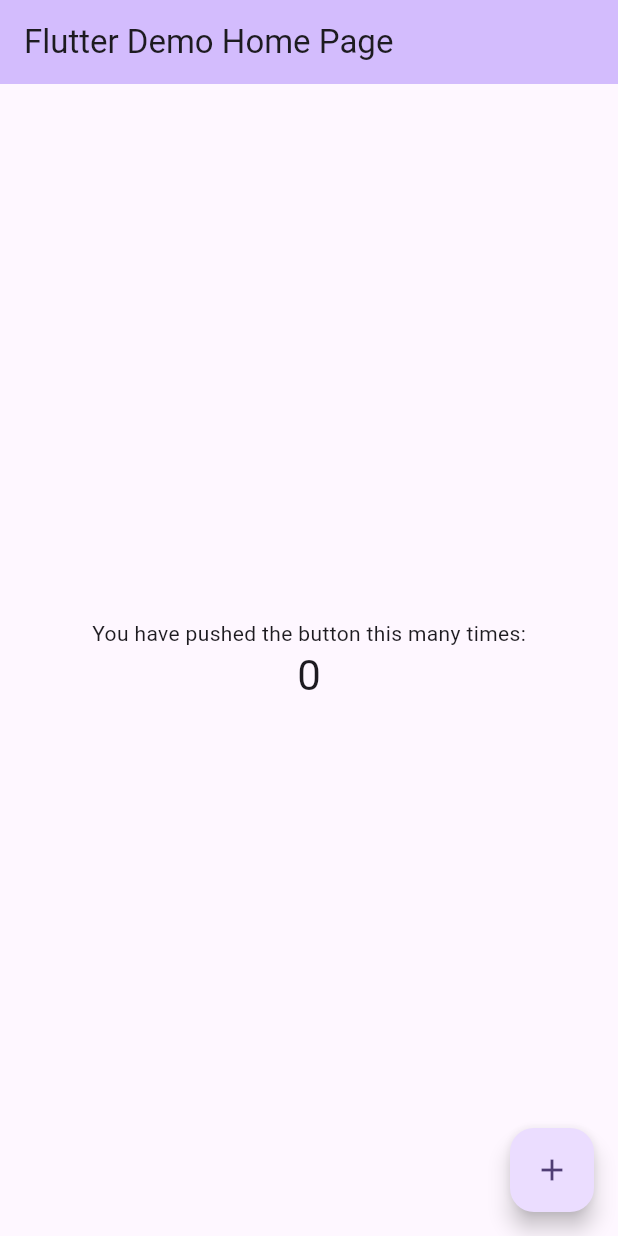
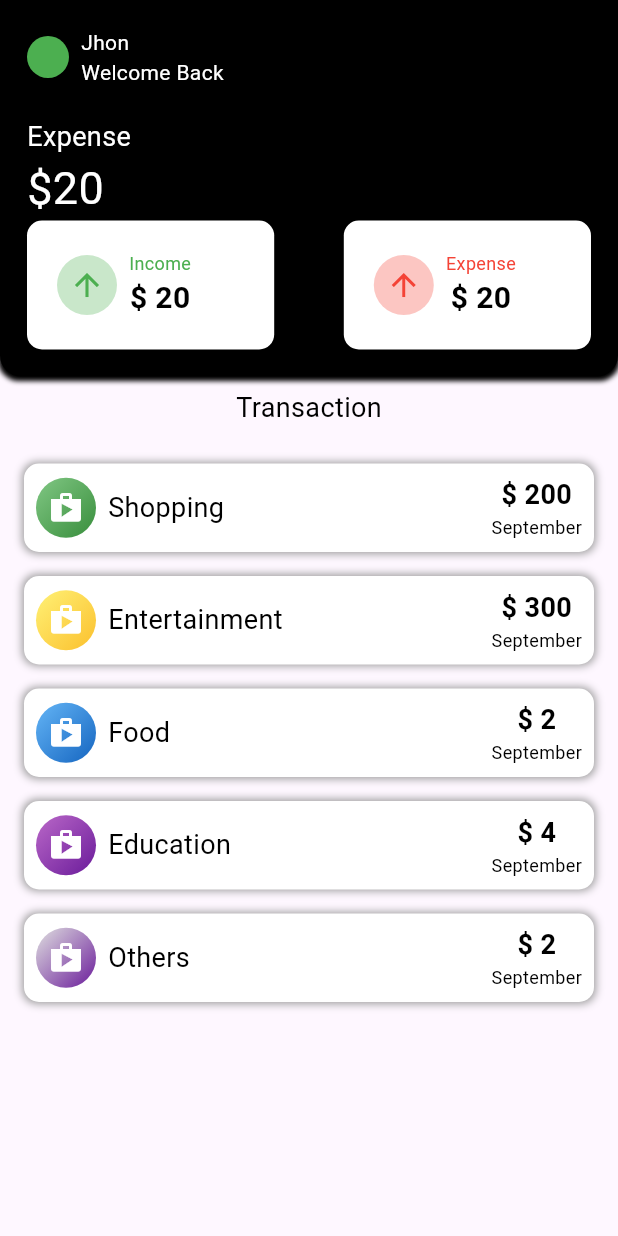
Before and after one commit to salim2468/flutter_animation-project-name, a Flutter app: the screen it shows after launch, on a phone screen of 412 x 824 dp. Run offline on Flutter 3.47's test engine with Material 2 defaults, Android fonts, the phone set to English and light mode, and no system bars.

```diff
--- /dev/null
+++ b/lib/common/text.dart
@@ -0,0 +1,33 @@
+import 'package:flutter/material.dart';
+
+class CustomText extends StatelessWidget {
+  final String text;
+  final Function()? onPressed;
+  final double? fontSize;
+  final FontWeight? fontWeight;
+  final Color? color;
+
+  const CustomText({
+    required this.text,
+    this.onPressed,
+    this.fontSize,
+    this.fontWeight,
+    this.color,
+    super.key,
+  });
+
+  @override
+  Widget build(BuildContext context) {
+    return InkWell(
+      onTap: onPressed,
+      child: Text(
+        text,
+        style: TextStyle(
+          fontSize: fontSize ?? 18,
+          fontWeight: fontWeight ?? FontWeight.normal,
+          color: color ?? Colors.black,
+        ),
+      ),
+    );
+  }
+}
--- /dev/null
+++ b/lib/constant/category.dart
@@ -0,0 +1,37 @@
+import 'package:flutter/material.dart';
+
+// class AppColor {
+//   static const Color kBlack = Colors.black;
+//   static const Color kWhite = Colors.white;
+//   static Color kPrimary = Colors.green.shade300;
+//   static Color kSecondary = const Color(0xffff9900);
+//   static Color kBackground = Colors.grey.shade200;
+// }
+
+final List<Map<String, dynamic>> categoryList = [
+  {
+    'title': 'Shopping',
+    'start': Colors.green.shade300,
+    'end': Colors.green.shade700,
+  },
+  {
+    'title': 'Entertainment',
+    'start': Colors.yellow.shade300,
+    'end': Colors.yellow.shade700
+  },
+  {
+    'title': 'Food',
+    'start': Colors.blue.shade300,
+    'end': Colors.blue.shade800,
+  },
+  {
+    'title': 'Education',
+    'start': Colors.purple.shade300,
+    'end': Colors.purple.shade800
+  },
+  {
+    'title': 'Others',
+    'start': Colors.grey.shade300,
+    'end': Colors.purple.shade800
+  },
+];
--- a/lib/constant/colors.dart
+++ b/lib/constant/colors.dart
@@ -3,7 +3,7 @@ import 'package:flutter/material.dart';
 class AppColor {
   static const Color kBlack = Colors.black;
   static const Color kWhite = Colors.white;
-  static Color kPrimary = Colors.grey.shade500;
+  static Color kPrimary = Colors.green.shade300;
   static Color kSecondary = const Color(0xffff9900);
   static Color kBackground = Colors.grey.shade200;
 }
--- a/lib/constant/url.dart
+++ b/lib/constant/url.dart
@@ -1,3 +1 @@
-import 'package:flutter/material.dart';
-
 String uri = 'http://192.168.101.4:3000';
--- a/lib/main.dart
+++ b/lib/main.dart
@@ -1,6 +1,14 @@
 import 'package:flutter/material.dart';
+import 'package:flutter/services.dart';
+import 'package:flutter_animation/pages/add_page.dart';
+import 'package:flutter_animation/pages/dashboard_page.dart';
 
 void main() {
+  WidgetsFlutterBinding.ensureInitialized();
+  SystemChrome.setPreferredOrientations([
+    DeviceOrientation.portraitUp,
+    DeviceOrientation.portraitDown,
+  ]).then((value) => runApp(const MyApp()));
   runApp(const MyApp());
 }
 
@@ -16,54 +24,7 @@ class MyApp extends StatelessWidget {
         colorScheme: ColorScheme.fromSeed(seedColor: Colors.deepPurple),
         useMaterial3: true,
       ),
-      home: const MyHomePage(title: 'Flutter Demo Home Page'),
+      home: DashboardPage(),
     );
   }
 }
-
-class MyHomePage extends StatefulWidget {
-  const MyHomePage({super.key, required this.title});
-  final String title;
-
-  @override
-  State<MyHomePage> createState() => _MyHomePageState();
-}
-
-class _MyHomePageState extends State<MyHomePage> {
-  int _counter = 0;
-
-  void _incrementCounter() {
-    setState(() {
-      _counter++;
-    });
-  }
-
-  @override
-  Widget build(BuildContext context) {
-    return Scaffold(
-      appBar: AppBar(
-        backgroundColor: Theme.of(context).colorScheme.inversePrimary,
-        title: Text(widget.title),
-      ),
-      body: Center(
-        child: Column(
-          mainAxisAlignment: MainAxisAlignment.center,
-          children: <Widget>[
-            const Text(
-              'You have pushed the button this many times:',
-            ),
-            Text(
-              '$_counter',
-              style: Theme.of(context).textTheme.headlineMedium,
-            ),
-          ],
-        ),
-      ),
-      floatingActionButton: FloatingActionButton(
-        onPressed: _incrementCounter,
-        tooltip: 'Increment',
-        child: const Icon(Icons.add),
-      ),
-    );
-  }
-}
--- /dev/null
+++ b/lib/pages/dashboard_page.dart
@@ -0,0 +1,259 @@
+import 'package:flutter/material.dart';
+import 'package:intl/intl.dart';
+
+import '../common/text.dart';
+import '../constant/category.dart';
+
+class DashboardPage extends StatelessWidget {
+  const DashboardPage({super.key});
+
+  @override
+  Widget build(BuildContext context) {
+    return Scaffold(
+        body: SafeArea(
+            child: Column(
+      children: [
+        const TopContainer(),
+        const SizedBox(
+          height: 8,
+        ),
+        const CustomText(
+          text: 'Transaction',
+        ),
+        CategoryListWidget(),
+      ],
+    )));
+  }
+}
+
+class TopContainer extends StatelessWidget {
+  const TopContainer({super.key});
+
+  @override
+  Widget build(BuildContext context) {
+    return Container(
+      padding: const EdgeInsets.all(18),
+      decoration: const BoxDecoration(
+          color: Colors.black,
+          borderRadius: BorderRadius.only(
+            bottomLeft: Radius.circular(14),
+            bottomRight: Radius.circular(14),
+          ),
+          boxShadow: [
+            BoxShadow(
+                blurRadius: 2,
+                spreadRadius: 1,
+                color: Colors.black,
+                offset: Offset(0, 2))
+          ]),
+      child: const Column(
+        crossAxisAlignment: CrossAxisAlignment.start,
+        children: [
+          Row(
+            children: [
+              CircleAvatar(
+                backgroundColor: Colors.green,
+                radius: 14,
+              ),
+              SizedBox(
+                width: 8,
+              ),
+              Column(
+                crossAxisAlignment: CrossAxisAlignment.start,
+                children: [
+                  Text(
+                    'Jhon',
+                    style: TextStyle(color: Colors.white),
+                  ),
+                  Text(
+                    'Welcome Back',
+                    style: TextStyle(color: Colors.white),
+                  ),
+                ],
+              )
+            ],
+          ),
+          SizedBox(
+            height: 20,
+          ),
+          CustomText(
+            text: 'Expense',
+            color: Colors.white,
+          ),
+          CustomText(
+            text: '\$20',
+            color: Colors.white,
+            fontSize: 30,
+          ),
+          Row(
+            mainAxisAlignment: MainAxisAlignment.spaceBetween,
+            children: [
+              Card(
+                icon: Icons.arrow_upward,
+                title: 'Income',
+                value: 20,
+                color: Colors.green,
+              ),
+              Card(
+                icon: Icons.arrow_upward,
+                title: 'Expense',
+                value: 20,
+                color: Colors.red,
+              ),
+            ],
+          ),
+        ],
+      ),
+    );
+  }
+}
+
+class Card extends StatelessWidget {
+  const Card({
+    super.key,
+    required this.icon,
+    required this.title,
+    required this.value,
+    this.color,
+  });
+
+  final IconData icon;
+  final String title;
+  final int value;
+  final Color? color;
+
+  @override
+  Widget build(BuildContext context) {
+    return Container(
+      width: MediaQuery.of(context).size.width * 0.40,
+      padding: const EdgeInsets.all(20),
+      decoration: BoxDecoration(
+        color: Colors.white,
+        borderRadius: BorderRadius.circular(10),
+      ),
+      child: Row(
+        children: [
+          CircleAvatar(
+            backgroundColor: color?.withOpacity(0.3),
+            child: Icon(
+              icon,
+              color: color,
+            ),
+          ),
+          const SizedBox(
+            width: 8,
+          ),
+          Column(
+            children: [
+              CustomText(
+                text: title,
+                fontSize: 12,
+                color: color,
+              ),
+              CustomText(
+                text: '\$ $value',
+                fontSize: 20,
+                fontWeight: FontWeight.bold,
+              )
+            ],
+          )
+        ],
+      ),
+    );
+  }
+}
+
+class CategoryListWidget extends StatelessWidget {
+  CategoryListWidget({super.key});
+  final List<int> amountList = [200, 300, 2, 4, 2];
+  @override
+  Widget build(BuildContext context) {
+    return Expanded(
+      child: Padding(
+        padding: const EdgeInsets.all(16.0),
+        child: ListView.builder(
+            itemCount: categoryList.length,
+            itemBuilder: (context, index) {
+              return CategoryCard(
+                  title: categoryList[index]['title'],
+                  amount: amountList[index],
+                  index: index);
+            }),
+      ),
+    );
+  }
+}
+
+class CategoryCard extends StatelessWidget {
+  const CategoryCard(
+      {super.key,
+      required this.title,
+      required this.amount,
+      required this.index});
+  final String title;
+  final int amount;
+  final int index;
+  @override
+  Widget build(BuildContext context) {
+    return Container(
+      margin: const EdgeInsets.symmetric(vertical: 8),
+      padding: const EdgeInsets.all(8),
+      decoration: BoxDecoration(
+        color: Colors.white,
+        borderRadius: BorderRadius.circular(10),
+        boxShadow: const [
+          BoxShadow(
+            spreadRadius: 1,
+            blurRadius: 4,
+            color: Colors.grey,
+          ),
+        ],
+      ),
+      child: Row(
+        mainAxisAlignment: MainAxisAlignment.spaceBetween,
+        children: [
+          Row(
+            children: [
+              Container(
+                padding: const EdgeInsets.all(8),
+                decoration: BoxDecoration(
+                  borderRadius: BorderRadius.circular(50),
+                  gradient: LinearGradient(
+                    colors: [
+                      categoryList[index]['start'],
+                      categoryList[index]['end']
+                    ],
+                    begin: Alignment.topLeft,
+                    end: Alignment.bottomRight,
+                  ),
+                ),
+                child: const Icon(
+                  Icons.shop,
+                  color: Colors.white,
+                ),
+              ),
+              const SizedBox(
+                width: 8,
+              ),
+              CustomText(text: title),
+            ],
+          ),
+          Column(
+            children: [
+              CustomText(
+                text: '\$ $amount',
+                fontWeight: FontWeight.bold,
+              ),
+              CustomText(
+                text: DateFormat('MMMM').format(
+                  DateTime.now(),
+                ),
+                fontSize: 12,
+              ),
+            ],
+          )
+        ],
+      ),
+    );
+  }
+}
--- /dev/null
+++ b/lib/utils/navigation.dart
@@ -0,0 +1,5 @@
+import 'package:flutter/material.dart';
+
+void navigation(BuildContext context, Widget nextPage) {
+  Navigator.of(context).push(MaterialPageRoute(builder: (context) => nextPage));
+}
--- /dev/null
+++ b/lib/utils/styles.dart
@@ -0,0 +1,5 @@
+import 'package:flutter/material.dart';
+
+const clickableText = TextStyle(
+  fontSize: 17,
+);
--- /dev/null
+++ b/lib/utils/utils.dart
@@ -0,0 +1,5 @@
+import 'package:flutter/material.dart';
+
+String getMonthName(DateTime date) {
+  return "1";
+}
--- a/pubspec.yaml
+++ b/pubspec.yaml
@@ -30,6 +30,8 @@ environment:
 dependencies:
   flutter:
     sdk: flutter
+
+  intl: ^0.18.1
 
 
   # The following adds the Cupertino Icons font to your application.
```
Also changed, not shown: lib/common/button.dart (+23 -11 lines), lib/common/calendar.dart (added, +75 -0 lines), lib/common/text_form_field.dart (+16 -6 lines), lib/pages/add_page.dart (added, +102 -0 lines), lib/pages/login_page.dart (+40 -0 lines), lib/pages/register_page.dart (+10 -0 lines), pubspec.lock.
